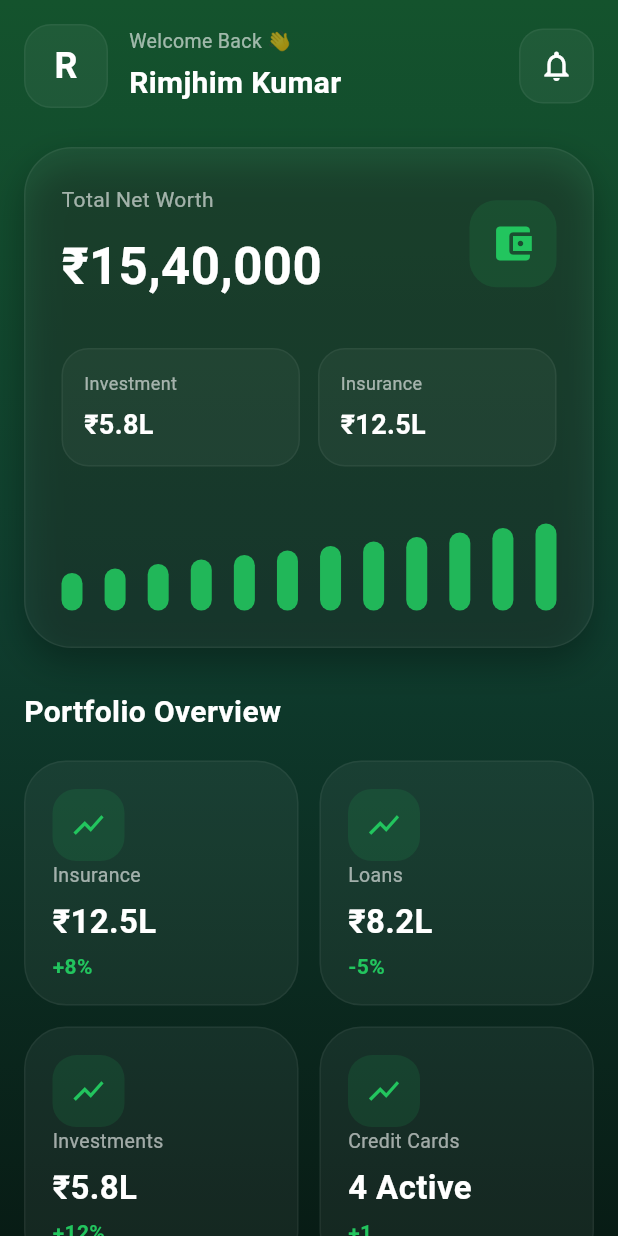
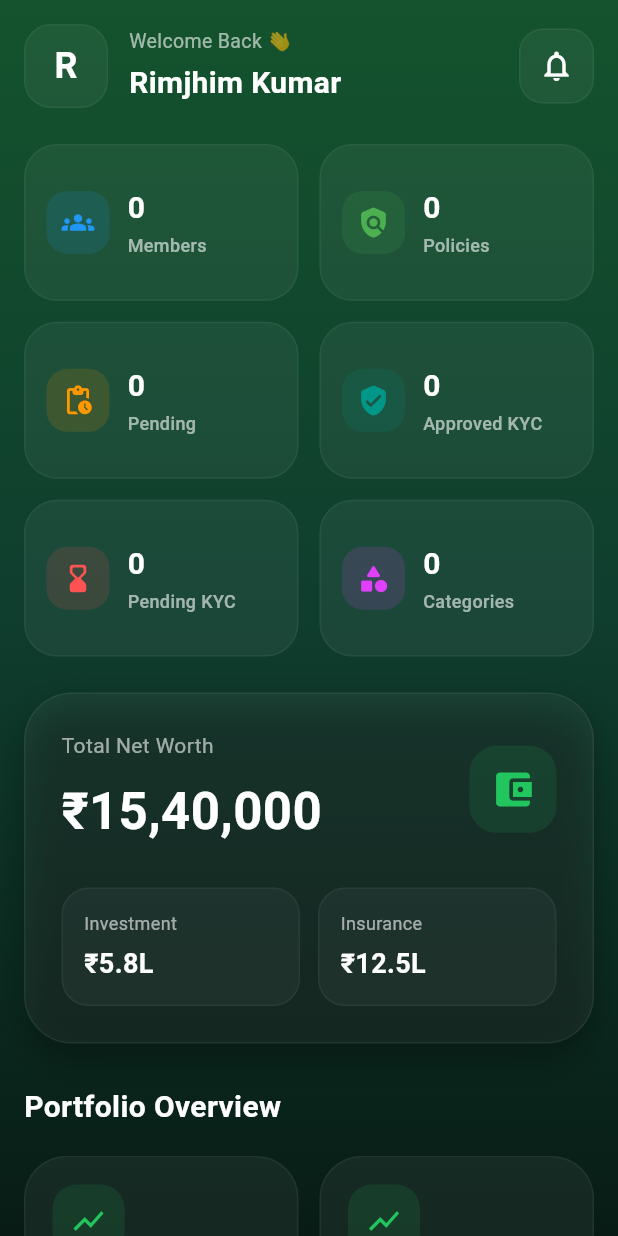
Before and after one commit to Raj805647/app_grownidhi, a Flutter app: the HomeScreen screen opened by its route, on a phone screen of 412 x 824 dp. Run offline on Flutter 3.47's test engine with Material 3 defaults, Android fonts, the phone set to English and light mode, and no system bars; our stand-ins replace cached_network_image, dio, firebase_core, firebase_messaging, fl_chart, flutter_local_notifications and 5 more; accounts and stored records are empty; network calls fail; Roboto replaces fonts that are missing (Iosef).

Commit message:
27h MAY 2026

```diff
--- a/lib/features/screens/individual/form_submit_details/form_submit_details_provider.dart
+++ b/lib/features/screens/individual/form_submit_details/form_submit_details_provider.dart
@@ -1,6 +1,6 @@
 import 'dart:io';
 import 'package:base_module/core/models/company_data_response.dart';
-import 'package:base_module/core/models/product_apply_form_response.dart';
+import 'package:base_module/core/models/individual_product_form_response.dart';
 import 'package:base_module/core/models/individual_agent_response.dart';
 import 'package:dio/dio.dart';
 
@@ -14,7 +14,7 @@ class FormSubmitDetailsProvider extends BaseProvider{
   bool isLoading = false;
   bool isSubmitLoading = false;
 
-  ProductApplyFormData productApplyForm = ProductApplyFormData();
+  IndividualProductData productApplyForm = IndividualProductData();
 
   List<CompanyData> companyData = [];
   List<AgentData> agentData = [];
@@ -70,7 +70,7 @@ class FormSubmitDetailsProvider extends BaseProvider{
 
       final response = await authRepository.formStateDetails(productId);
       if (response.isSuccess == true) {
-        productApplyForm = ProductApplyFormData.fromJson(response.data['data']);
+        productApplyForm = IndividualProductData.fromJson(response.data['data']);
         fetchCompanyData();
         notifyListeners();
       } else {
@@ -118,7 +118,7 @@ class FormSubmitDetailsProvider extends BaseProvider{
     }
   }
 
-  Future<void> productFormApply(BuildContext context, Product? product) async {
+  Future<void> productFormApply(BuildContext context, InidividualProduct? product) async {
     try {
       isSubmitLoading = true;
       notifyListeners();
--- a/lib/features/screens/individual/form_submit_details/form_submit_details_screen.dart
+++ b/lib/features/screens/individual/form_submit_details/form_submit_details_screen.dart
@@ -3,6 +3,7 @@ import 'dart:io';
 import 'package:app_grownidhi/features/screens/individual/form_submit_details/form_submit_details_provider.dart';
 import 'package:app_grownidhi/widget/custom_textfield.dart';
 import 'package:app_grownidhi/widget/ui_design.dart';
+import 'package:base_module/core/models/individual_product_form_response.dart';
 import 'package:base_module/core/models/product_apply_form_response.dart';
 import 'package:base_module/core/models/service_products_response.dart';
 import 'package:flutter/material.dart';
@@ -144,7 +145,7 @@ class _FormSubmitDetailsScreenState extends State<FormSubmitDetailsScreen> {
     );
   }
 
-  Widget buildProductHeader(Product? product) {
+  Widget buildProductHeader(InidividualProduct? product) {
     return Stack(
       children: [
         Container(
@@ -261,7 +262,7 @@ class _FormSubmitDetailsScreenState extends State<FormSubmitDetailsScreen> {
   }
 
   Widget buildTextField(
-    FormFields formField,
+      IndividualFormFields formField,
     FormSubmitDetailsProvider provider,
   ) {
     if (formField.fieldType == 'text') {
--- a/lib/features/screens/individual/home/home_screen.dart
+++ b/lib/features/screens/individual/home/home_screen.dart
@@ -8,26 +8,43 @@ import '../../../../widget/ui_design.dart';
 import '../notification/notification_screen.dart';
 import 'home_provider.dart';
 
-class HomeScreen extends StatelessWidget {
+class HomeScreen extends StatefulWidget {
   const HomeScreen({super.key});
 
   static const Color backgroundColor = Color(0xff0F172A);
-  static  Color cardColor = Colors.white.withOpacity(0.05);
+  static Color cardColor = Colors.white.withOpacity(0.05);
   static const Color accentColor = Color(0xff22C55E);
+
+  @override
+  State<HomeScreen> createState() => _HomeScreenState();
+}
+
+class _HomeScreenState extends State<HomeScreen> {
+  @override
+  void initState() {
+    // TODO: implement initState
+    Future.microtask(() {
+      context.read<HomeProvider>().fetchDashboard();
+    });
+    super.initState();
+  }
 
   @override
   Widget build(BuildContext context) {
     return Consumer<HomeProvider>(
       builder: (context, provider, child) {
         return Scaffold(
-          backgroundColor: backgroundColor,
+          backgroundColor: HomeScreen.backgroundColor,
 
           body: Stack(
             children: [
               /// BACKGROUND
               AppGradientBackground(),
 
-              SafeArea(
+              RefreshIndicator(
+                onRefresh: ()async{
+                  await provider.fetchDashboard();
+              },
                 child: SingleChildScrollView(
                   physics: const BouncingScrollPhysics(),
                   padding: const EdgeInsets.fromLTRB(16, 16, 16, 120),
@@ -37,20 +54,93 @@ class HomeScreen extends StatelessWidget {
 
                     children: [
                       /// HEADER
+                      buildHomeHeader(context, provider),
+
+                      const SizedBox(height: 24),
+
+                      /// DASHBOARD GRID
+                      buildDashboardGrid(provider),
+
+                      const SizedBox(height: 24),
+
+                      /// NET WORTH CARD
+                      buildNetWorthCard(),
+
+                      const SizedBox(height: 28),
+
+                      /// PORTFOLIO
+                      buildSectionHeading("Portfolio Overview"),
+
+                      const SizedBox(height: 18),
+
+                      buildPortfolioGrid(provider),
+
+                      const SizedBox(height: 28),
+
+                      /// UPCOMING ACTIONS
+                      buildSectionHeading("Upcoming Actions"),
+
+                      const SizedBox(height: 18),
+
+                      _actionCard(
+                        title: "Life Insurance Premium",
+                        amount: "₹12,500",
+                        subtitle: "Due in 5 days",
+                      ),
+
+                      _actionCard(
+                        title: "Home Loan EMI",
+                        amount: "₹45,000",
+                        subtitle: "Due in 10 days",
+                      ),
+
+                      const SizedBox(height: 28),
+
+                      /// QUICK ACTIONS
+                      buildSectionHeading("Quick Actions"),
+
+                      const SizedBox(height: 18),
+
                       Row(
+                        mainAxisAlignment: MainAxisAlignment.spaceBetween,
+
                         children: [
+                          _quickAction(Icons.security, "Insurance"),
+
+                          _quickAction(Icons.account_balance_wallet, "Loans"),
+
+                          _quickAction(Icons.trending_up, "Invest"),
+
+                          _quickAction(Icons.credit_card, "Cards"),
+                        ],
+                      ),
+                    ],
+                  ),
+                ),
+              ),
+            ],
+          ),
+        );
+      },
+    );
+  }
+
+  /// ================= HEADER =================
+
+  Widget buildHomeHeader(BuildContext context, HomeProvider provider) {
+    return Row(
+      children: [
+        /// PROFILE
         Container(
           height: 56,
           width: 56,
 
           decoration: BoxDecoration(
-                              color: cardColor,
+            color: HomeScreen.cardColor,
 
             borderRadius: BorderRadius.circular(18),
 
-                              border: Border.all(
-                                color: Colors.white.withOpacity(0.05),
-                              ),
+            border: Border.all(color: Colors.white.withOpacity(0.05)),
           ),
 
           child: const Center(
@@ -67,12 +157,14 @@ class HomeScreen extends StatelessWidget {
 
         const SizedBox(width: 14),
 
+        /// NAME
         Column(
           crossAxisAlignment: CrossAxisAlignment.start,
 
           children: [
             Text(
               "Welcome Back 👋",
+
               style: TextStyle(
                 color: Colors.white.withOpacity(0.60),
                 fontSize: 13,
@@ -83,6 +175,7 @@ class HomeScreen extends StatelessWidget {
 
             Text(
               provider.userName,
+
               style: const TextStyle(
                 color: Colors.white,
                 fontSize: 20,
@@ -94,45 +187,186 @@ class HomeScreen extends StatelessWidget {
 
         const Spacer(),
 
+        /// NOTIFICATION
         InkWell(
-                            onTap: ()=> Navigator.push(context, MaterialPageRoute(builder: (context) => NotificationScreen(),)),
+          onTap: () => Navigator.push(
+            context,
+            MaterialPageRoute(builder: (context) => NotificationScreen()),
+          ),
+
           child: Container(
             padding: const EdgeInsets.all(12),
 
             decoration: BoxDecoration(
-                                color: cardColor,
+              color: HomeScreen.cardColor,
 
               borderRadius: BorderRadius.circular(16),
 
-                                border: Border.all(
-                                  color: Colors.white.withOpacity(0.05),
+              border: Border.all(color: Colors.white.withOpacity(0.05)),
+            ),
+
+            child: const Icon(Icons.notifications_none, color: Colors.white),
+          ),
+        ),
+      ],
+    );
+  }
+
+  /// ================= DASHBOARD GRID =================
+
+  Widget buildDashboardGrid(HomeProvider provider) {
+    return GridView.count(
+      crossAxisCount: 2,
+      shrinkWrap: true,
+
+      physics: const NeverScrollableScrollPhysics(),
+
+      crossAxisSpacing: 14,
+      mainAxisSpacing: 14,
+
+      /// LOW HEIGHT
+      childAspectRatio: 1.75,
+
+      children: [
+        dashboardCard(
+          title: "Members",
+          value: "${provider.individualDashboardData.totalMembers ?? 0}",
+          icon: Icons.groups_rounded,
+          color: Colors.blue,
+        ),
+
+        dashboardCard(
+          title: "Policies",
+          value: "${provider.individualDashboardData.totalPolicies ?? 0}",
+          icon: Icons.policy_rounded,
+          color: Colors.green,
+        ),
+
+        dashboardCard(
+          title: "Pending",
+          value: "${provider.individualDashboardData.pendingPolicies ?? 0}",
+          icon: Icons.pending_actions_rounded,
+          color: Colors.orange,
+        ),
+
+        dashboardCard(
+          title: "Approved KYC",
+          value: "${provider.individualDashboardData.approvedKyc ?? 0}",
+          icon: Icons.verified_user_rounded,
+          color: Colors.teal,
+        ),
+
+        dashboardCard(
+          title: "Pending KYC",
+          value: "${provider.individualDashboardData.pendingKyc ?? 0}",
+          icon: Icons.hourglass_bottom_rounded,
+          color: Colors.redAccent,
+        ),
+
+        dashboardCard(
+          title: "Categories",
+          value: "${provider.individualDashboardData.totalCategories ?? 0}",
+          icon: Icons.category_rounded,
+          color: Colors.purpleAccent,
+        ),
+      ],
+    );
+  }
+
+  /// ================= DASHBOARD CARD =================
+
+  Widget dashboardCard({
+    required String title,
+    required String value,
+    required IconData icon,
+    required Color color,
+  }) {
+    return Container(
+      padding: const EdgeInsets.symmetric(horizontal: 14, vertical: 12),
+
+      decoration: BoxDecoration(
+        color: HomeScreen.cardColor,
+
+        borderRadius: BorderRadius.circular(22),
+
+        border: Border.all(color: Colors.white.withOpacity(0.05)),
+      ),
+
+      child: Row(
+        children: [
+          /// ICON
+          Container(
+            padding: const EdgeInsets.all(10),
+
+            decoration: BoxDecoration(
+              color: color.withOpacity(0.14),
+
+              borderRadius: BorderRadius.circular(14),
+            ),
+
+            child: Icon(icon, color: color, size: 22),
+          ),
+
+          const SizedBox(width: 12),
+
+          /// VALUE
+          Expanded(
+            child: Column(
+              mainAxisAlignment: MainAxisAlignment.center,
+
+              crossAxisAlignment: CrossAxisAlignment.start,
+
+              children: [
+                Text(
+                  value,
+
+                  maxLines: 1,
+
+                  overflow: TextOverflow.ellipsis,
+
+                  style: const TextStyle(
+                    color: Colors.white,
+                    fontSize: 20,
+                    fontWeight: FontWeight.bold,
                   ),
                 ),
 
-                              child: const Icon(
-                                Icons.notifications_none,
-                                color: Colors.white,
-                              ),
+                const SizedBox(height: 2),
+
+                Text(
+                  title,
+
+                  maxLines: 1,
+
+                  overflow: TextOverflow.ellipsis,
+
+                  style: TextStyle(
+                    color: Colors.white.withOpacity(0.60),
+                    fontSize: 12,
+                    fontWeight: FontWeight.w500,
                   ),
                 ),
               ],
             ),
+          ),
+        ],
+      ),
+    );
+  }
 
-                      const SizedBox(height: 26),
+  /// ================= NET WORTH =================
 
-                      /// NET WORTH CARD
-                      Container(
+  Widget buildNetWorthCard() {
+    return Container(
       width: double.infinity,
       padding: const EdgeInsets.all(24),
 
       decoration: BoxDecoration(
-                          color: cardColor,
+        color: HomeScreen.cardColor,
 
         borderRadius: BorderRadius.circular(32),
 
-                          border: Border.all(
-                            color: Colors.white.withOpacity(0.06),
-                          ),
+        border: Border.all(color: Colors.white.withOpacity(0.06)),
 
         boxShadow: [
           BoxShadow(
@@ -157,6 +391,7 @@ class HomeScreen extends StatelessWidget {
                 children: [
                   Text(
                     "Total Net Worth",
+
                     style: TextStyle(
                       color: Colors.white.withOpacity(0.60),
                       fontSize: 14,
@@ -167,6 +402,7 @@ class HomeScreen extends StatelessWidget {
 
                   const Text(
                     "₹15,40,000",
+
                     style: TextStyle(
                       color: Colors.white,
                       fontWeight: FontWeight.bold,
@@ -180,90 +416,61 @@ class HomeScreen extends StatelessWidget {
                 padding: const EdgeInsets.all(14),
 
                 decoration: BoxDecoration(
-                                    color: accentColor.withOpacity(0.12),
+                  color: HomeScreen.accentColor.withOpacity(0.12),
 
                   borderRadius: BorderRadius.circular(18),
                 ),
 
                 child: const Icon(
                   Icons.account_balance_wallet,
-                                    color: accentColor,
+                  color: HomeScreen.accentColor,
                   size: 30,
                 ),
               ),
             ],
           ),
 
-                            const SizedBox(height: 30),
+          const SizedBox(height: 26),
 
           Row(
             children: [
-                                Expanded(
-                                  child: _miniCard("Investment", "₹5.8L"),
-                                ),
+              Expanded(child: _miniCard("Investment", "₹5.8L")),
 
               const SizedBox(width: 12),
 
-                                Expanded(
-                                  child: _miniCard("Insurance", "₹12.5L"),
+              Expanded(child: _miniCard("Insurance", "₹12.5L")),
+            ],
           ),
         ],
       ),
+    );
+  }
 
-                            const SizedBox(height: 26),
+  /// ================= SECTION TITLE =================
 
-                            /// CHART
-                            SizedBox(
-                              height: 70,
+  Widget buildSectionHeading(String title) {
+    return Text(
+      title,
 
-                              child: Row(
-                                crossAxisAlignment: CrossAxisAlignment.end,
-
-                                mainAxisAlignment:
-                                    MainAxisAlignment.spaceBetween,
-
-                                children: List.generate(
-                                  12,
-                                  (index) => Container(
-                                    width: 14,
-                                    height: 25 + (index * 3),
-
-                                    decoration: BoxDecoration(
-                                      color: accentColor.withOpacity(0.90),
-
-                                      borderRadius: BorderRadius.circular(10),
-                                    ),
-                                  ),
-                                ),
-                              ),
-                            ),
-                          ],
-                        ),
-                      ),
-
-                      const SizedBox(height: 28),
-
-                      /// PORTFOLIO
-                      const Text(
-                        "Portfolio Overview",
-                        style: TextStyle(
+      style: const TextStyle(
         color: Colors.white,
         fontWeight: FontWeight.bold,
         fontSize: 20,
       ),
-                      ),
+    );
+  }
 
-                      const SizedBox(height: 18),
+  /// ================= PORTFOLIO GRID =================
 
-                      GridView.builder(
+  Widget buildPortfolioGrid(HomeProvider provider) {
+    return GridView.builder(
       itemCount: provider.portfolioItems.length,
 
       shrinkWrap: true,
 
       physics: const NeverScrollableScrollPhysics(),
 
-                        gridDelegate:
-                            const SliverGridDelegateWithFixedCrossAxisCount(
+      gridDelegate: const SliverGridDelegateWithFixedCrossAxisCount(
         crossAxisCount: 2,
         crossAxisSpacing: 14,
         mainAxisSpacing: 14,
@@ -277,13 +484,11 @@ class HomeScreen extends StatelessWidget {
           padding: const EdgeInsets.all(18),
 
           decoration: BoxDecoration(
-                              color: cardColor,
+            color: HomeScreen.cardColor,
 
             borderRadius: BorderRadius.circular(28),
 
-                              border: Border.all(
-                                color: Colors.white.withOpacity(0.05),
-                              ),
+            border: Border.all(color: Colors.white.withOpacity(0.05)),
           ),
 
           child: Column(
@@ -294,14 +499,14 @@ class HomeScreen extends StatelessWidget {
                 padding: const EdgeInsets.all(12),
 
                 decoration: BoxDecoration(
-                                    color: accentColor.withOpacity(0.12),
+                  color: HomeScreen.accentColor.withOpacity(0.12),
 
                   borderRadius: BorderRadius.circular(16),
                 ),
 
                 child: const Icon(
                   Icons.show_chart,
-                                    color: accentColor,
+                  color: HomeScreen.accentColor,
                 ),
               ),
 
@@ -309,6 +514,7 @@ class HomeScreen extends StatelessWidget {
 
               Text(
                 item['title'],
+
                 style: TextStyle(
                   color: Colors.white.withOpacity(0.60),
                   fontSize: 13,
@@ -319,6 +525,7 @@ class HomeScreen extends StatelessWidget {
 
               Text(
                 item['value'],
+
                 style: const TextStyle(
                   color: Colors.white,
                   fontWeight: FontWeight.bold,
@@ -330,72 +537,10 @@ class HomeScreen extends StatelessWidget {
 
               Text(
                 item['change'],
+
                 style: const TextStyle(
-                                    color: accentColor,
+                  color: HomeScreen.accentColor,
                   fontWeight: FontWeight.w600,
-                                  ),
-                                ),
-                              ],
-                            ),
-                          );
-                        },
-                      ),
-
-                      const SizedBox(height: 28),
-
-                      /// UPCOMING ACTIONS
-                      const Text(
-                        "Upcoming Actions",
-                        style: TextStyle(
-                          color: Colors.white,
-                          fontWeight: FontWeight.bold,
-                          fontSize: 20,
-                        ),
-                      ),
-
-                      const SizedBox(height: 18),
-
-                      _actionCard(
-                        title: "Life Insurance Premium",
-                        amount: "₹12,500",
-                        subtitle: "Due in 5 days",
-                      ),
-
-                      _actionCard(
-                        title: "Home Loan EMI",
-                        amount: "₹45,000",
-                        subtitle: "Due in 10 days",
-                      ),
-
-                      const SizedBox(height: 28),
-
-                      /// QUICK ACTIONS
-                      const Text(
-                        "Quick Actions",
-                        style: TextStyle(
-                          color: Colors.white,
-                          fontWeight: FontWeight.bold,
-                          fontSize: 20,
-                        ),
-                      ),
-
-                      const SizedBox(height: 18),
-
-                      Row(
-                        mainAxisAlignment: MainAxisAlignment.spaceBetween,
-
-                        children: [
-                          _quickAction(Icons.security, "Insurance"),
-
-                          _quickAction(Icons.account_balance_wallet, "Loans"),
-
-                          _quickAction(Icons.trending_up, "Invest"),
-
-                          _quickAction(Icons.credit_card, "Cards"),
-                        ],
-                      ),
-                    ],
-                  ),
                 ),
               ),
             ],
@@ -454,7 +599,7 @@ class HomeScreen extends StatelessWidget {
       padding: const EdgeInsets.all(18),
 
       decoration: BoxDecoration(
-        color: cardColor,
+        color: HomeScreen.cardColor,
         borderRadius: BorderRadius.circular(26),
 
         border: Border.all(color: Colors.white.withOpacity(0.05)),
@@ -466,12 +611,15 @@ class HomeScreen extends StatelessWidget {
             padding: const EdgeInsets.all(14),
 
             decoration: BoxDecoration(
-              color: accentColor.withOpacity(0.12),
+              color: HomeScreen.accentColor.withOpacity(0.12),
 
               borderRadius: BorderRadius.circular(16),
             ),
 
-            child: const Icon(Icons.shield_outlined, color: accentColor),
+            child: const Icon(
+              Icons.shield_outlined,
+              color: HomeScreen.accentColor,
+            ),
           ),
 
           const SizedBox(width: 14),
@@ -523,7 +671,7 @@ class HomeScreen extends StatelessWidget {
                 ),
 
                 decoration: BoxDecoration(
-                  color: accentColor.withOpacity(0.12),
+                  color: HomeScreen.accentColor.withOpacity(0.12),
 
                   borderRadius: BorderRadius.circular(30),
                 ),
@@ -531,7 +679,7 @@ class HomeScreen extends StatelessWidget {
                 child: const Text(
                   "Active",
                   style: TextStyle(
-                    color: accentColor,
+                    color: HomeScreen.accentColor,
                     fontSize: 11,
                     fontWeight: FontWeight.w600,
                   ),
@@ -552,14 +700,14 @@ class HomeScreen extends StatelessWidget {
           width: 60,
 
           decoration: BoxDecoration(
-            color: cardColor,
+            color: HomeScreen.cardColor,
 
             borderRadius: BorderRadius.circular(20),
 
             border: Border.all(color: Colors.white.withOpacity(0.05)),
           ),
 
-          child: Icon(icon, color: accentColor),
+          child: Icon(icon, color: HomeScreen.accentColor),
         ),
 
         const SizedBox(height: 10),
--- a/provider_base_module/lib/core/app_config.dart
+++ b/provider_base_module/lib/core/app_config.dart
@@ -31,6 +31,7 @@ class AppConfig {
   static const String actionIndividuaFamilyMember = '/familyMembers';
   static const String actionIndividualDeleteFamilyMember = '/deleteFamilyMember';
   static const String actionIndividualCompany = '/companies';
+  static const String actionIndividualDashboard = '/individual-dashboard';
   static const String actionIndividualAgent = '/company_id';
   static const String actionIndividualSubmitProduct = '/individual/submit-product-application';
   static const String actionIndividualNotification = '/individual/notifications';
--- /dev/null
+++ b/provider_base_module/lib/core/models/individual_dashboard_response.dart
@@ -0,0 +1,65 @@
+import 'package:base_module/base_module.dart';
+
+class IndividualDashboardResponse extends BaseModel {
+  IndividualDashboardResponse({
+      super.status,
+      super.message,
+      this.data,});
+
+  IndividualDashboardResponse.fromJson(dynamic json) {
+    data = json['data'] != null ? IndividualDashboardData.fromJson(json['data']) : null;
+  }
+  IndividualDashboardData? data;
+
+  Map<String, dynamic> toJson() {
+    final map = <String, dynamic>{};
+    map['status'] = status;
+    map['message'] = message;
+    if (data != null) {
+      map['data'] = data?.toJson();
+    }
+    return map;
+  }
+
+}
+
+class IndividualDashboardData {
+  IndividualDashboardData({
+      this.totalMembers,
+      this.totalPolicies,
+      this.activePolicies,
+      this.pendingPolicies,
+      this.approvedKyc,
+      this.pendingKyc,
+      this.totalCategories,});
+
+  IndividualDashboardData.fromJson(dynamic json) {
+    totalMembers = json['total_members'];
+    totalPolicies = json['total_policies'];
+    activePolicies = json['active_policies'];
+    pendingPolicies = json['pending_policies'];
+    approvedKyc = json['approved_kyc'];
+    pendingKyc = json['pending_kyc'];
+    totalCategories = json['total_categories'];
+  }
+  int? totalMembers;
+  int? totalPolicies;
+  int? activePolicies;
+  int? pendingPolicies;
+  int? approvedKyc;
+  int? pendingKyc;
+  int? totalCategories;
+
+  Map<String, dynamic> toJson() {
+    final map = <String, dynamic>{};
+    map['total_members'] = totalMembers;
+    map['total_policies'] = totalPolicies;
+    map['active_policies'] = activePolicies;
+    map['pending_policies'] = pendingPolicies;
+    map['approved_kyc'] = approvedKyc;
+    map['pending_kyc'] = pendingKyc;
+    map['total_categories'] = totalCategories;
+    return map;
+  }
+
+}
```
Also changed, not shown: lib/features/screens/individual/home/home_provider.dart (+26 -2 lines), provider_base_module/lib/core/models/individual_product_form_response.dart (added, +134 -0 lines), provider_base_module/lib/repositories/auth_repository.dart (+7 -0 lines). Lines whose indentation alone changed are shown as unchanged.
